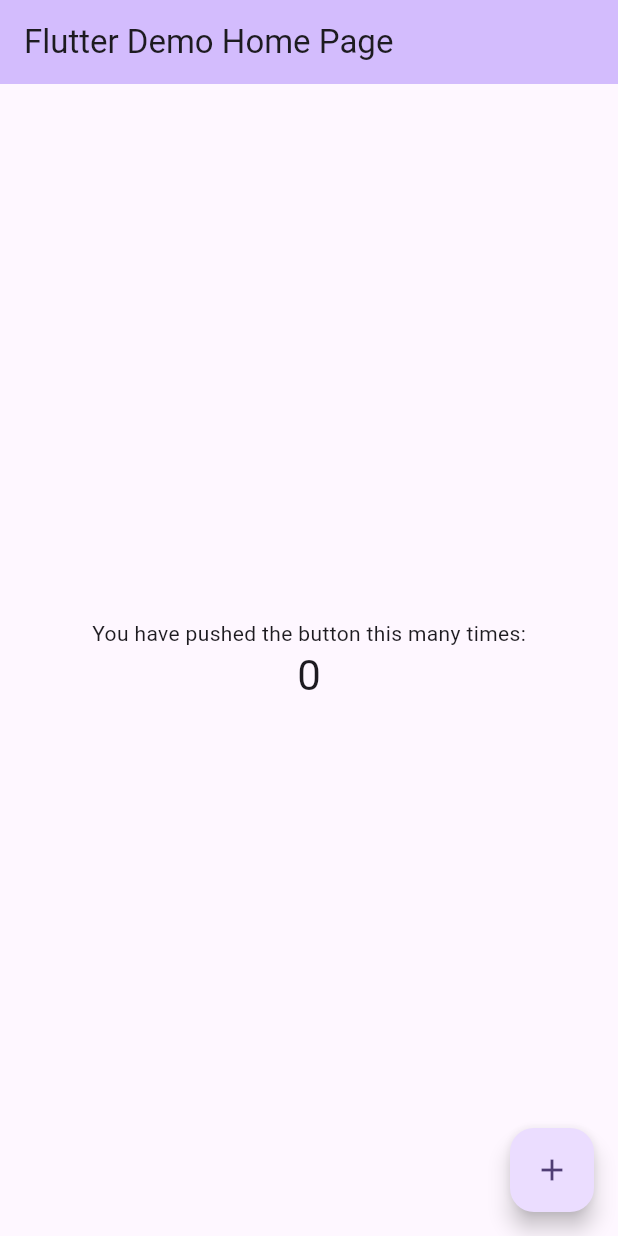
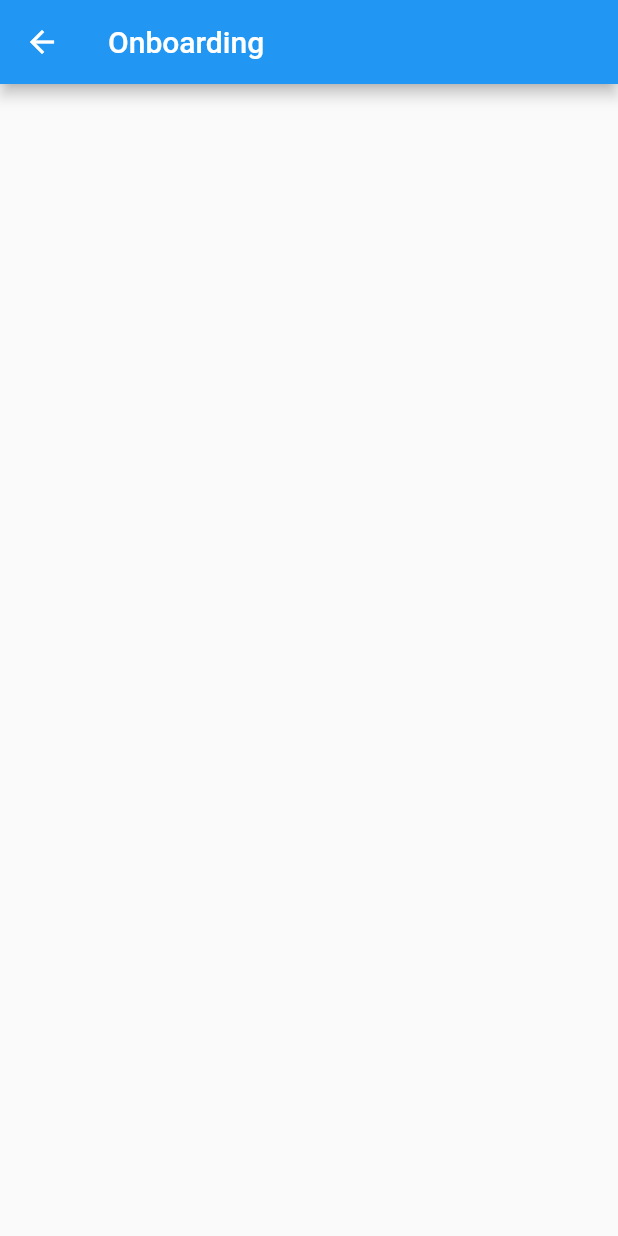
Before and after one commit to Ali-Alabsi/doctor, a Flutter app: the screen it shows after launch, on a phone screen of 412 x 824 dp. Run offline on Flutter 3.47's test engine with Material 2 defaults, Android fonts, the phone set to English and light mode, and no system bars; our stand-ins replace flutter_screenutil.

Commit message:
Add Routering

```diff
--- /dev/null
+++ b/lib/core/routing/app_router.dart
@@ -0,0 +1,19 @@
+import 'package:flutter/material.dart';
+import '../../feature/login/ui/widget/login_screen.dart';
+import '../../feature/onbording/onbording_screen.dart';
+import 'routes.dart';
+class AppRouter {
+  Route generateRoute(RouteSettings settings) {
+    switch (settings.name) {
+      case Routes.onBordingScreen:
+        return MaterialPageRoute(builder: (context) => OnbordingScreen());
+      case Routes.loginScreen:
+        return MaterialPageRoute(builder: (context) => LoginScreen());
+      default:
+        return MaterialPageRoute(
+            builder: (context) => Text('No Route Defind for ${settings.name}'));
+    }
+  }
+}
+
+// fffff
--- /dev/null
+++ b/lib/core/routing/routes.dart
@@ -0,0 +1,5 @@
+class Routes {
+     static const String onBordingScreen = '/onBordingScreen';
+     static const String loginScreen = '/loginScreen';
+
+}
--- /dev/null
+++ b/lib/doc_app.dart
@@ -0,0 +1,27 @@
+import 'package:flutter/material.dart';
+import 'package:flutter_screenutil/flutter_screenutil.dart';
+
+import 'core/routing/app_router.dart';
+import 'core/routing/routes.dart';
+
+class DocApp extends StatelessWidget {
+  final AppRouter appRouter;
+  const DocApp({super.key, required this.appRouter});
+
+  @override
+  Widget build(BuildContext context) {
+    return ScreenUtilInit(
+      designSize: Size(360, 740), // The design size of
+      minTextAdapt: true,
+      child: MaterialApp(
+        title: "DocApp",
+        theme: ThemeData(
+          primaryColor: Colors.blue
+        ),
+        initialRoute: Routes.onBordingScreen,
+        onGenerateRoute: appRouter.generateRoute,
+
+      ),
+    );
+  }
+}
--- /dev/null
+++ b/lib/feature/login/ui/widget/login_screen.dart
@@ -0,0 +1,12 @@
+import 'package:flutter/material.dart';
+
+class LoginScreen extends StatelessWidget {
+  const LoginScreen({super.key});
+
+  @override
+  Widget build(BuildContext context) {
+    return Scaffold(
+      appBar: AppBar(title: Text('Login')),
+    );
+  }
+}
--- /dev/null
+++ b/lib/feature/onbording/onbording_screen.dart
@@ -0,0 +1,12 @@
+import 'package:flutter/material.dart';
+
+class OnbordingScreen extends StatelessWidget {
+  const OnbordingScreen({super.key});
+
+  @override
+  Widget build(BuildContext context) {
+    return Scaffold(
+      appBar: AppBar(title: Text('Onboarding')),
+    );
+  }
+}
--- a/lib/main.dart
+++ b/lib/main.dart
@@ -1,125 +1,7 @@
+import 'package:doctor/core/routing/app_router.dart';
 import 'package:flutter/material.dart';
+import 'doc_app.dart';
 
 void main() {
-  runApp(const MyApp());
+  runApp(DocApp(appRouter: AppRouter(), ));
 }
-
-class MyApp extends StatelessWidget {
-  const MyApp({super.key});
-
-  // This widget is the root of your application.
-  @override
-  Widget build(BuildContext context) {
-    return MaterialApp(
-      title: 'Flutter Demo',
-      theme: ThemeData(
-        // This is the theme of your application.
-        //
-        // TRY THIS: Try running your application with "flutter run". You'll see
-        // the application has a blue toolbar. Then, without quitting the app,
-        // try changing the seedColor in the colorScheme below to Colors.green
-        // and then invoke "hot reload" (save your changes or press the "hot
-        // reload" button in a Flutter-supported IDE, or press "r" if you used
-        // the command line to start the app).
-        //
-        // Notice that the counter didn't reset back to zero; the application
-        // state is not lost during the reload. To reset the state, use hot
-        // restart instead.
-        //
-        // This works for code too, not just values: Most code changes can be
-        // tested with just a hot reload.
-        colorScheme: ColorScheme.fromSeed(seedColor: Colors.deepPurple),
-        useMaterial3: true,
-      ),
-      home: const MyHomePage(title: 'Flutter Demo Home Page'),
-    );
-  }
-}
-
-class MyHomePage extends StatefulWidget {
-  const MyHomePage({super.key, required this.title});
-
-  // This widget is the home page of your application. It is stateful, meaning
-  // that it has a State object (defined below) that contains fields that affect
-  // how it looks.
-
-  // This class is the configuration for the state. It holds the values (in this
-  // case the title) provided by the parent (in this case the App widget) and
-  // used by the build method of the State. Fields in a Widget subclass are
-  // always marked "final".
-
-  final String title;
-
-  @override
-  State<MyHomePage> createState() => _MyHomePageState();
-}
-
-class _MyHomePageState extends State<MyHomePage> {
-  int _counter = 0;
-
-  void _incrementCounter() {
-    setState(() {
-      // This call to setState tells the Flutter framework that something has
-      // changed in this State, which causes it to rerun the build method below
-      // so that the display can reflect the updated values. If we changed
-      // _counter without calling setState(), then the build method would not be
-      // called again, and so nothing would appear to happen.
-      _counter++;
-    });
-  }
-
-  @override
-  Widget build(BuildContext context) {
-    // This method is rerun every time setState is called, for instance as done
-    // by the _incrementCounter method above.
-    //
-    // The Flutter framework has been optimized to make rerunning build methods
-    // fast, so that you can just rebuild anything that needs updating rather
-    // than having to individually change instances of widgets.
-    return Scaffold(
-      appBar: AppBar(
-        // TRY THIS: Try changing the color here to a specific color (to
-        // Colors.amber, perhaps?) and trigger a hot reload to see the AppBar
-        // change color while the other colors stay the same.
-        backgroundColor: Theme.of(context).colorScheme.inversePrimary,
-        // Here we take the value from the MyHomePage object that was created by
-        // the App.build method, and use it to set our appbar title.
-        title: Text(widget.title),
-      ),
-      body: Center(
-        // Center is a layout widget. It takes a single child and positions it
-        // in the middle of the parent.
-        child: Column(
-          // Column is also a layout widget. It takes a list of children and
-          // arranges them vertically. By default, it sizes itself to fit its
-          // children horizontally, and tries to be as tall as its parent.
-          //
-          // Column has various properties to control how it sizes itself and
-          // how it positions its children. Here we use mainAxisAlignment to
-          // center the children vertically; the main axis here is the vertical
-          // axis because Columns are vertical (the cross axis would be
-          // horizontal).
-          //
-          // TRY THIS: Invoke "debug painting" (choose the "Toggle Debug Paint"
-          // action in the IDE, or press "p" in the console), to see the
-          // wireframe for each widget.
-          mainAxisAlignment: MainAxisAlignment.center,
-          children: <Widget>[
-            const Text(
-              'You have pushed the button this many times:',
-            ),
-            Text(
-              '$_counter',
-              style: Theme.of(context).textTheme.headlineMedium,
-            ),
-          ],
-        ),
-      ),
-      floatingActionButton: FloatingActionButton(
-        onPressed: _incrementCounter,
-        tooltip: 'Increment',
-        child: const Icon(Icons.add),
-      ), // This trailing comma makes auto-formatting nicer for build methods.
-    );
-  }
-}
--- a/pubspec.yaml
+++ b/pubspec.yaml
@@ -53,6 +53,10 @@ dependencies:
   easy_localization: ^3.0.3
   # Splash Screen
   flutter_native_splash:
+  # SVG
+  flutter_svg:
+  # Responsve
+  flutter_screenutil: ^5.9.0
 dev_dependencies:
   flutter_test:
     sdk: flutter
```
Also changed, not shown: pubspec.lock, 1 other file.
